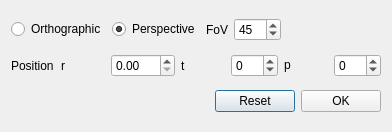
First picture: the form in src/Viewer/CameraDialog.ui, repository nutjunkie/IQmol, before the edit.
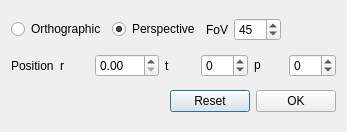
Second picture: the form after the edit.

The edit to the form file:
```diff
--- a/src/Viewer/CameraDialog.ui
+++ b/src/Viewer/CameraDialog.ui
@@ -6,7 +6,7 @@
    <rect>
     <x>0</x>
     <y>0</y>
-    <width>392</width>
+    <width>347</width>
     <height>132</height>
    </rect>
   </property>
```
